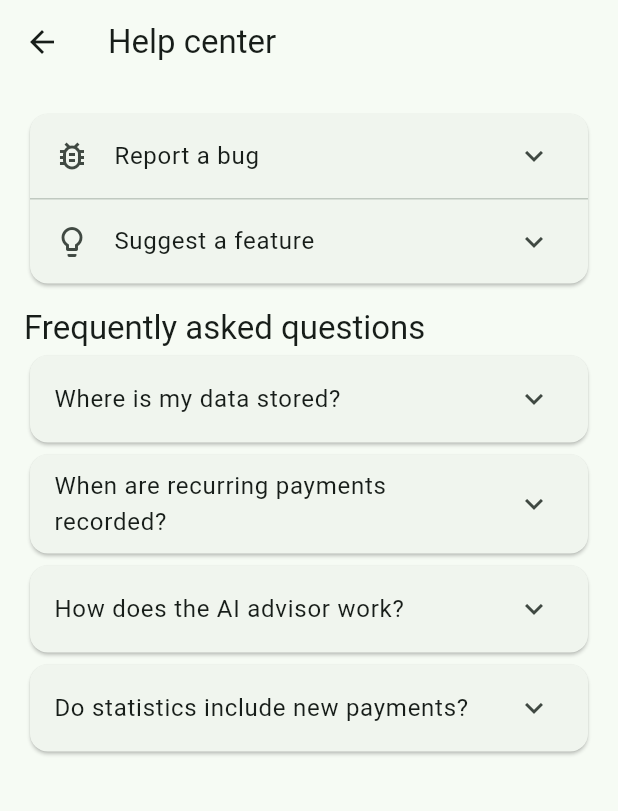
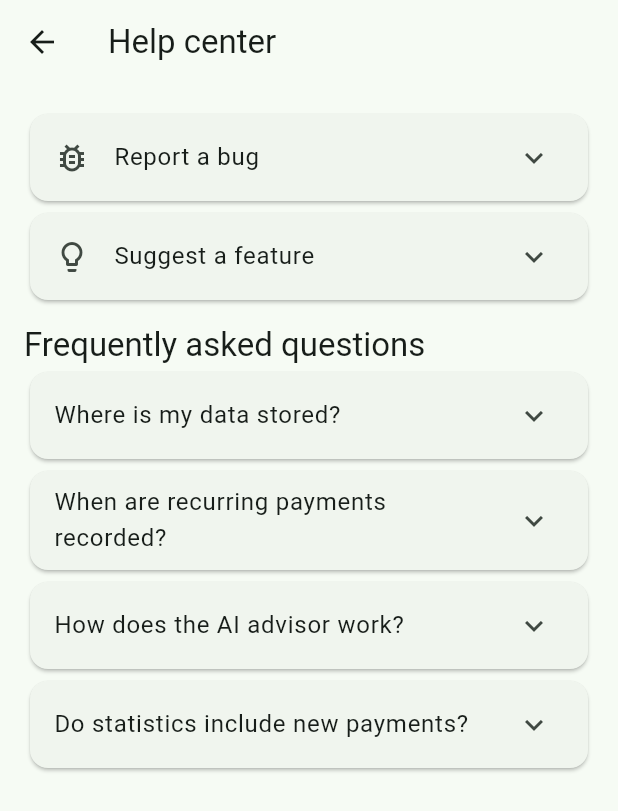
Before and after one commit to MAFIAGETAGAMER/MafiFlow, a Flutter app: the MafiHelpCenter screen opened directly with empty values, on a phone screen of 412 x 824 dp. Shown: the top 811 px of the screen. Run offline on Flutter 3.47's test engine with Material 3 defaults, Android fonts, the phone set to English and light mode, and no system bars; our stand-ins replace fl_chart, shared_preferences; missing offline and left inert: file_selector; accounts and stored records are empty.

Commit message:
Add files via upload

```diff
--- a/lib/main.dart
+++ b/lib/main.dart
@@ -1203,81 +1203,169 @@ class _CalculatorDialogState extends State<CalculatorDialog> {
 }
 
 // Help & feedback never reads financial records or API credentials.
+// Both feedback sections deliberately use the very same ExpansionTile as FAQ:
+// the native chevron, animation, theme colors and layout stay consistent.
 class MafiHelpCenter extends StatefulWidget {
-  const MafiHelpCenter({super.key,required this.language});
+  const MafiHelpCenter({super.key, required this.language});
   final String language;
-  @override State<MafiHelpCenter> createState()=>_MafiHelpCenterState();
+
+  @override
+  State<MafiHelpCenter> createState() => _MafiHelpCenterState();
 }
+
 class _MafiHelpCenterState extends State<MafiHelpCenter> {
-  String? category;
-  final _bugDescription=TextEditingController();
-  final _ideaDescription=TextEditingController();
-  TextEditingController get description =>
-      category == 'idea' ? _ideaDescription : _bugDescription;
-  final location=TextEditingController();
-  String t(String key)=>helpLabels[widget.language]?[key]??helpLabels['en']![key]??key;
-  @override void dispose(){_bugDescription.dispose();_ideaDescription.dispose();location.dispose();super.dispose();}
+  // Independent controllers keep both drafts even when an ExpansionTile
+  // disposes its collapsed children. Toggling either tile affects neither
+  // the other tile nor the corresponding draft.
+  final _bugDescription = TextEditingController();
+  final _bugLocation = TextEditingController();
+  final _ideaDescription = TextEditingController();
 
-  // Expand/collapse the selected section, with arrows that match its state.
-  // Each form keeps its own draft across collapse and category changes.
-  void _toggleCategory(String selection) {
-    setState(() {
-      if (category == selection) {
-        category = null;
-      } else {
-        category = selection;
-      }
-    });
+  String t(String key) =>
+      helpLabels[widget.language]?[key] ?? helpLabels['en']![key] ?? key;
+
+  @override
+  void dispose() {
+    _bugDescription.dispose();
+    _bugLocation.dispose();
+    _ideaDescription.dispose();
+    super.dispose();
   }
 
-  Future<void> send() async {
-    final appPlatform = Platform.isWindows ? 'Windows' : Platform.isAndroid ? 'Android' : 'Desktop';
-    final subject = category == 'bug'
-        ? 'MafiFlow ($appPlatform) - Bug report'
-        : 'MafiFlow ($appPlatform) - Feature suggestion';
-    final body = 'MafiFlow ($appPlatform)\nLanguage: ${widget.language}\nSection: ${category == 'bug' ? location.text.trim() : 'Feature suggestion'}\n\n${description.text.trim()}\n\n(Screenshots can be attached in your email app.)';
-    final uri=Uri(scheme:'mailto',path:'mafistudio.dev@gmail.com',query:Uri(queryParameters:{'subject':subject,'body':body}).query);
+  Future<void> _send(String kind) async {
+    final isBug = kind == 'bug';
+    final platform = Platform.isWindows
+        ? 'Windows'
+        : Platform.isAndroid
+            ? 'Android'
+            : 'Desktop';
+    final message = isBug ? _bugDescription.text.trim() : _ideaDescription.text.trim();
+    final subject = isBug
+        ? 'MafiFlow ($platform) - Bug report'
+        : 'MafiFlow ($platform) - Feature suggestion';
+    final section = isBug ? _bugLocation.text.trim() : 'Feature suggestion';
+    final body = 'MafiFlow ($platform)\n'
+        'Language: ${widget.language}\n'
+        'Section: $section\n\n'
+        '$message\n\n'
+        '(Screenshots can be attached in your email app.)';
+    final uri = Uri(
+      scheme: 'mailto',
+      path: 'mafistudio.dev@gmail.com',
+      query: Uri(queryParameters: {'subject': subject, 'body': body}).query,
+    );
     try {
-      if(!await launchUrl(uri,mode:LaunchMode.externalApplication))throw StateError('Email app unavailable');
-      if(mounted)ScaffoldMessenger.of(context).showSnackBar(SnackBar(content:Text(t('emailConfirm'))));
+      if (!await launchUrl(uri, mode: LaunchMode.externalApplication)) {
+        throw StateError('Email app unavailable');
+      }
+      if (mounted) {
+        ScaffoldMessenger.of(context)
+            .showSnackBar(SnackBar(content: Text(t('emailConfirm'))));
+      }
     } catch (_) {
-      if(mounted)ScaffoldMessenger.of(context).showSnackBar(SnackBar(content:Text(t('emailFailed'))));
+      if (mounted) {
+        ScaffoldMessenger.of(context)
+            .showSnackBar(SnackBar(content: Text(t('emailFailed'))));
+      }
     }
   }
-  @override Widget build(BuildContext context){
-    final theme=Theme.of(context);
-    return Scaffold(appBar:AppBar(title:Text(t('helpCenter'))),body:ListView(padding:const EdgeInsets.all(16),children:[
-      Card(child:Column(children:[
-        ListTile(
-          key: const Key('help-report-bug'),
-          leading: const Icon(Icons.bug_report_outlined),
-          title: Text(t('reportBug')),
-          trailing: Icon(category == 'bug' ? Icons.expand_less : Icons.expand_more),
-          selected: category == 'bug',
-          onTap: () => _toggleCategory('bug'),
-        ),
-        const Divider(height:1),
-        ListTile(
-          key: const Key('help-suggest-feature'),
-          leading: const Icon(Icons.lightbulb_outline),
-          title: Text(t('suggestFeature')),
-          trailing: Icon(category == 'idea' ? Icons.expand_less : Icons.expand_more),
-          selected: category == 'idea',
-          onTap: () => _toggleCategory('idea'),
-        ),
-      ])),
-      if(category!=null)Card(child:Padding(padding:const EdgeInsets.all(16),child:Column(crossAxisAlignment:CrossAxisAlignment.stretch,children:[
-        Text(category=='bug'?t('reportBug'):t('suggestFeature'),style:theme.textTheme.titleMedium),
-        const SizedBox(height:12),
-        if(category=='bug')TextField(controller:location,decoration:InputDecoration(labelText:t('whereBug'),border:const OutlineInputBorder())),
-        const SizedBox(height:12),
-        TextField(controller:description,minLines:3,maxLines:6,onChanged:(_)=>setState((){}),decoration:InputDecoration(labelText:category=='bug'?t('describeBug'):t('describeIdea'),border:const OutlineInputBorder())),
-        const SizedBox(height:12),Text(t('emailPrivacy'),style:theme.textTheme.bodySmall),
-        const SizedBox(height:12),FilledButton.icon(onPressed:description.text.trim().isEmpty?null:send,icon:const Icon(Icons.mail_outline),label:Text(t('sendEmail'))),
-      ]))),
-      const SizedBox(height:12),Text(t('faq'),style:theme.textTheme.titleLarge),
-      for(final q in [['faqDataQ','faqDataA'],['faqPaymentsQ','faqPaymentsA'],['faqAiQ','faqAiA'],['faqStatsQ','faqStatsA']])
-        Card(child:ExpansionTile(title:Text(t(q[0])),children:[Padding(padding:const EdgeInsets.fromLTRB(16,0,16,16),child:Align(alignment:Alignment.centerLeft,child:Text(t(q[1]))))])),
-    ]));
+
+  // Contents live INSIDE the expansion tile, immediately below their title.
+  // This is the same structure as each FAQ answer, not a shared card below
+  // the two headings (which previously caused the misplaced form bug).
+  Widget _feedbackFields({required bool isBug}) {
+    final description = isBug ? _bugDescription : _ideaDescription;
+    return Padding(
+      padding: const EdgeInsets.fromLTRB(16, 0, 16, 16),
+      child: Column(
+        crossAxisAlignment: CrossAxisAlignment.stretch,
+        children: [
+          if (isBug) ...[
+            TextField(
+              key: const Key('help-bug-location'),
+              controller: _bugLocation,
+              decoration: InputDecoration(
+                labelText: t('whereBug'),
+                border: const OutlineInputBorder(),
+              ),
+            ),
+            const SizedBox(height: 12),
+          ],
+          TextField(
+            key: Key(isBug ? 'help-bug-description' : 'help-idea-description'),
+            controller: description,
+            minLines: 3,
+            maxLines: 6,
+            onChanged: (_) => setState(() {}),
+            decoration: InputDecoration(
+              labelText: t(isBug ? 'describeBug' : 'describeIdea'),
+              border: const OutlineInputBorder(),
+            ),
+          ),
+          const SizedBox(height: 12),
+          Text(t('emailPrivacy'), style: Theme.of(context).textTheme.bodySmall),
+          const SizedBox(height: 12),
+          FilledButton.icon(
+            key: Key(isBug ? 'help-send-bug' : 'help-send-idea'),
+            onPressed: description.text.trim().isEmpty
+                ? null
+                : () => _send(isBug ? 'bug' : 'idea'),
+            icon: const Icon(Icons.mail_outline),
+            label: Text(t('sendEmail')),
+          ),
+        ],
+      ),
+    );
+  }
+
+  @override
+  Widget build(BuildContext context) {
+    final theme = Theme.of(context);
+    return Scaffold(
+      appBar: AppBar(title: Text(t('helpCenter'))),
+      body: ListView(
+        padding: const EdgeInsets.all(16),
+        children: [
+          Card(
+            child: ExpansionTile(
+              key: const PageStorageKey<String>('help-report-bug'),
+              leading: const Icon(Icons.bug_report_outlined),
+              title: Text(t('reportBug')),
+              children: [_feedbackFields(isBug: true)],
+            ),
+          ),
+          Card(
+            child: ExpansionTile(
+              key: const PageStorageKey<String>('help-suggest-feature'),
+              leading: const Icon(Icons.lightbulb_outline),
+              title: Text(t('suggestFeature')),
+              children: [_feedbackFields(isBug: false)],
+            ),
+          ),
+          const SizedBox(height: 12),
+          Text(t('faq'), style: theme.textTheme.titleLarge),
+          for (final q in [
+            ['faqDataQ', 'faqDataA'],
+            ['faqPaymentsQ', 'faqPaymentsA'],
+            ['faqAiQ', 'faqAiA'],
+            ['faqStatsQ', 'faqStatsA'],
+          ])
+            Card(
+              child: ExpansionTile(
+                title: Text(t(q[0])),
+                children: [
+                  Padding(
+                    padding: const EdgeInsets.fromLTRB(16, 0, 16, 16),
+                    child: Align(
+                      alignment: Alignment.centerLeft,
+                      child: Text(t(q[1])),
+                    ),
+                  ),
+                ],
+              ),
+            ),
+        ],
+      ),
+    );
   }
 }
--- a/pubspec.yaml
+++ b/pubspec.yaml
@@ -1,7 +1,7 @@
 name: mafiflow
 description: MafiFlow with the same interface on Windows and mobile
 publish_to: none
-version: 1.5.6+22
+version: 1.5.7+23
 
 environment:
   sdk: '>=3.3.0 <4.0.0'
```
Also changed, not shown: VERIFICACION-Y-LIMITACIONES.txt (+22 -12 lines), 7 other files.
